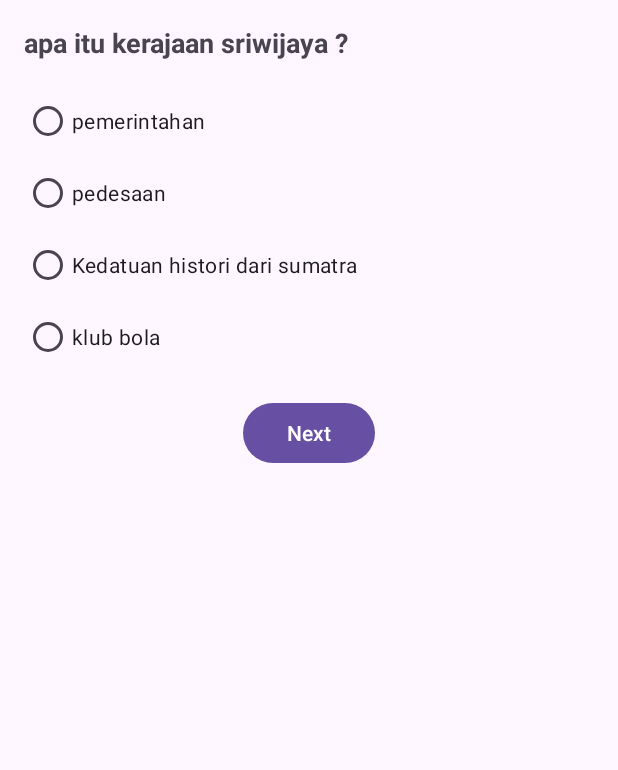
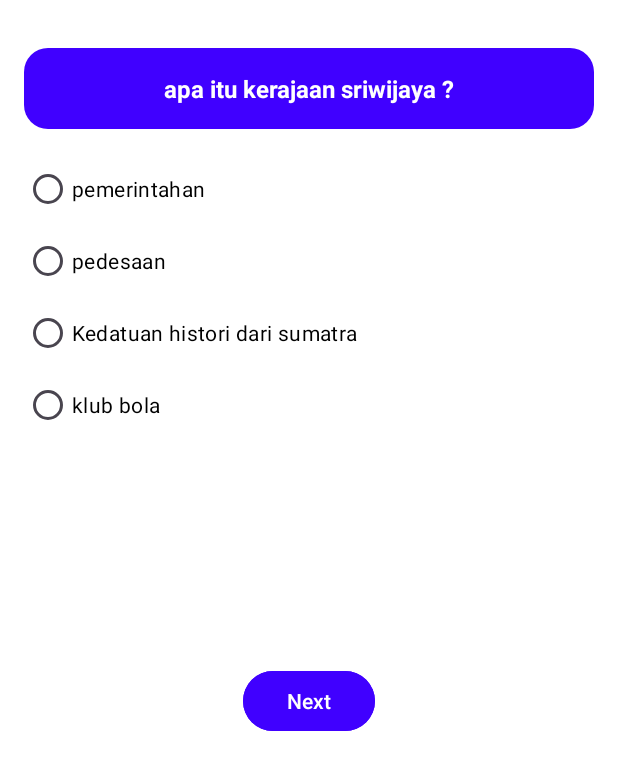
Before and after one commit to nuggg13/DaerahQu, an Android app: the screen it shows after launch (QuizActivity), after a tap on "Start Quiz", on a phone screen of 412 x 824 dp. Shown: the top 770 px of the screen. Run offline under Robolectric (Android 15) with nearby library versions, the phone set to English and light mode, and no system bars.

Commit message:
update tampilan 1.0

```diff
--- a/app/src/main/AndroidManifest.xml
+++ b/app/src/main/AndroidManifest.xml
@@ -26,4 +26,6 @@
     </application>
 
 
+
+
 </manifest>
--- a/app/src/main/java/com/example/daerahqu/MainActivity.kt
+++ b/app/src/main/java/com/example/daerahqu/MainActivity.kt
@@ -16,7 +16,7 @@ class MainActivity : AppCompatActivity() {
         val quizzes = listOf(
             Quiz(
                 name = "Kuis Pengetahuan Sriwijaya",
-                description = "Berisi soal soal mengenai sejarah kerajaan sriwijaya",
+                description = "Berisi soal mengenai sejarah kerajaan sriwijaya",
                 questions = listOf(
                     Question("apa itu kerajaan sriwijaya ?", listOf("pemerintahan", "pedesaan", "Kedatuan histori dari sumatra", "klub bola"), 2),
                     Question("kerajaan sriwijaya merupakan kerajaan terbesar dalam bidang?", listOf("maritim", "pertanian", "armada perang", "luas wilayah"), 0),
@@ -33,7 +33,7 @@ class MainActivity : AppCompatActivity() {
             ),
             Quiz(
                 name = "Kuis Pengetahuan Majapahit",
-                description = "Berisi soal soal mengenai sejarah Kerajaan majapahit",
+                description = "Berisi soal mengenai sejarah Kerajaan majapahit",
                 questions = listOf(
                     Question("Siapakah raja pertama Kerajaan Majapahit?", listOf("Hayam Wuruk", "Raden Wijaya", "Gajah Mada", "Tribhuwana Tunggadewi"), 1),
                     Question("Sumpah Palapa, yang terkenal dalam sejarah Majapahit, diucapkan oleh?", listOf("Gajah Mada", "Hayam Wuruk", "Adityawarman", "Kertanegara"), 0),
@@ -44,7 +44,7 @@ class MainActivity : AppCompatActivity() {
             ),
             Quiz(
                 name = "Kuis Pengetahuan Aceh",
-                description = "Berisi soal soal mengenai sejarah kerajaan aceh",
+                description = "Berisi soal mengenai sejarah kerajaan aceh",
                 questions = listOf(
                     Question("Siapakah sultan pertama Kerajaan Aceh yang membawa kerajaan ini menjadi kekuatan besar di Asia Tenggara?", listOf("Sultan Iskandar Muda", "Sultan Ali Mughayat Syah", "Sultan Iskandar Thani", "Sultan Alauddin Riayat Syah"), 1),
                     Question("Pada masa pemerintahan siapa Kerajaan Aceh mencapai puncak kejayaannya?", listOf("Sultan Iskandar Thani", "Sultan Alauddin Riayat Syah", "Sultan Iskandar Muda", "Sultan Zainal Abidin"), 2),
@@ -55,7 +55,7 @@ class MainActivity : AppCompatActivity() {
             ),
             Quiz(
                 name = "Kuis Pengetahuan Mataram Islam",
-                description = "Berisi soal soal mengenai sejarah kerajaan mataram islam",
+                description = "Berisi soal mengenai sejarah kerajaan mataram islam",
                 questions = listOf(
                     Question("Kerajaan Mataram Islam mencapai puncak kejayaan pada masa pemerintahan raja", listOf("Sultan Agung", "Panembahan Senapati", "Amangkurat I", "Raden Patah"), 0),
                     Question("Kerajaan Mataram Islam berpusat di daerah", listOf("Banten", "Surakarta", "Yogyakarta", "Kotagede"), 3),
--- /dev/null
+++ b/app/src/main/res/drawable/bg_question.xml
@@ -0,0 +1,4 @@
+<shape xmlns:android="http://schemas.android.com/apk/res/android">
+    <solid android:color="@color/blue" />
+    <corners android:radius="16dp" />
+</shape>
--- a/app/src/main/res/layout/activity_quiz.xml
+++ b/app/src/main/res/layout/activity_quiz.xml
@@ -1,29 +1,37 @@
-<?xml version="1.0" encoding="utf-8"?>
 <androidx.constraintlayout.widget.ConstraintLayout
     xmlns:android="http://schemas.android.com/apk/res/android"
     xmlns:app="http://schemas.android.com/apk/res-auto"
     xmlns:tools="http://schemas.android.com/tools"
     android:layout_width="match_parent"
     android:layout_height="match_parent"
+    android:background="@color/white"
     tools:context=".QuizActivity">
 
+    <!-- Pertanyaan dengan latar belakang biru dan sudut melengkung -->
     <TextView
         android:id="@+id/tvQuestion"
         android:layout_width="0dp"
         android:layout_height="wrap_content"
-        android:text="Question Text"
-        android:textSize="18sp"
+        android:layout_marginHorizontal="16dp"
+        android:layout_marginTop="32dp"
+        android:background="@drawable/bg_question"
+        android:gravity="center"
+        android:padding="16dp"
+        android:text="Question Text, Question Text, Question Text"
+        android:textColor="@color/white"
+        android:textSize="16sp"
         android:textStyle="bold"
-        android:layout_margin="16dp"
         app:layout_constraintTop_toTopOf="parent"
         app:layout_constraintStart_toStartOf="parent"
         app:layout_constraintEnd_toEndOf="parent" />
 
+    <!-- Opsi jawaban dengan bentuk persegi panjang -->
     <RadioGroup
         android:id="@+id/rgOptions"
         android:layout_width="0dp"
         android:layout_height="wrap_content"
         android:layout_margin="16dp"
+        android:textColor="@color/black"
         app:layout_constraintTop_toBottomOf="@id/tvQuestion"
         app:layout_constraintStart_toStartOf="parent"
         app:layout_constraintEnd_toEndOf="parent">
@@ -32,34 +40,44 @@
             android:id="@+id/rbOption1"
             android:layout_width="wrap_content"
             android:layout_height="wrap_content"
+            android:textColor="@color/black"
             android:text="Option 1" />
 
         <RadioButton
             android:id="@+id/rbOption2"
             android:layout_width="wrap_content"
             android:layout_height="wrap_content"
+            android:textColor="@color/black"
             android:text="Option 2" />
 
         <RadioButton
             android:id="@+id/rbOption3"
             android:layout_width="wrap_content"
             android:layout_height="wrap_content"
+            android:textColor="@color/black"
             android:text="Option 3" />
 
         <RadioButton
             android:id="@+id/rbOption4"
             android:layout_width="wrap_content"
             android:layout_height="wrap_content"
+            android:textColor="@color/black"
             android:text="Option 4" />
     </RadioGroup>
 
+
+
+    <!-- Tombol Next -->
     <Button
         android:id="@+id/btnNext"
         android:layout_width="wrap_content"
         android:layout_height="wrap_content"
+        android:layout_marginTop="24dp"
         android:text="Next"
-        android:layout_margin="16dp"
-        app:layout_constraintTop_toBottomOf="@id/rgOptions"
+        android:textColor="@color/white"
+        android:backgroundTint="@color/blue"
+        app:layout_constraintTop_toBottomOf="@id/tvQuestion"
+        app:layout_constraintBottom_toBottomOf="parent"
         app:layout_constraintStart_toStartOf="parent"
         app:layout_constraintEnd_toEndOf="parent" />
 
--- a/app/src/main/res/values/colors.xml
+++ b/app/src/main/res/values/colors.xml
@@ -2,4 +2,5 @@
 <resources>
     <color name="black">#FF000000</color>
     <color name="white">#FFFFFFFF</color>
+    <color name="blue">#4000FF</color>
 </resources>
--- a/app/src/main/res/values/themes.xml
+++ b/app/src/main/res/values/themes.xml
@@ -1,8 +1,8 @@
 <resources xmlns:tools="http://schemas.android.com/tools">
     <!-- Base application theme. -->
     <style name="Base.Theme.DaerahQu" parent="Theme.Material3.DayNight.NoActionBar">
-        <!-- Customize your light theme here. -->
-        <!-- <item name="colorPrimary">@color/my_light_primary</item> -->
+        <item name="android:statusBarColor">@color/blue</item>
+        <item name="android:navigationBarColor">@color/blue</item>
     </style>
 
     <style name="Theme.DaerahQu" parent="Base.Theme.DaerahQu" />
```
Also changed, not shown: app/src/main/res/layout/activity_main.xml (+7 -3 lines), app/src/main/res/layout/item_quiz.xml (+19 -4 lines).
